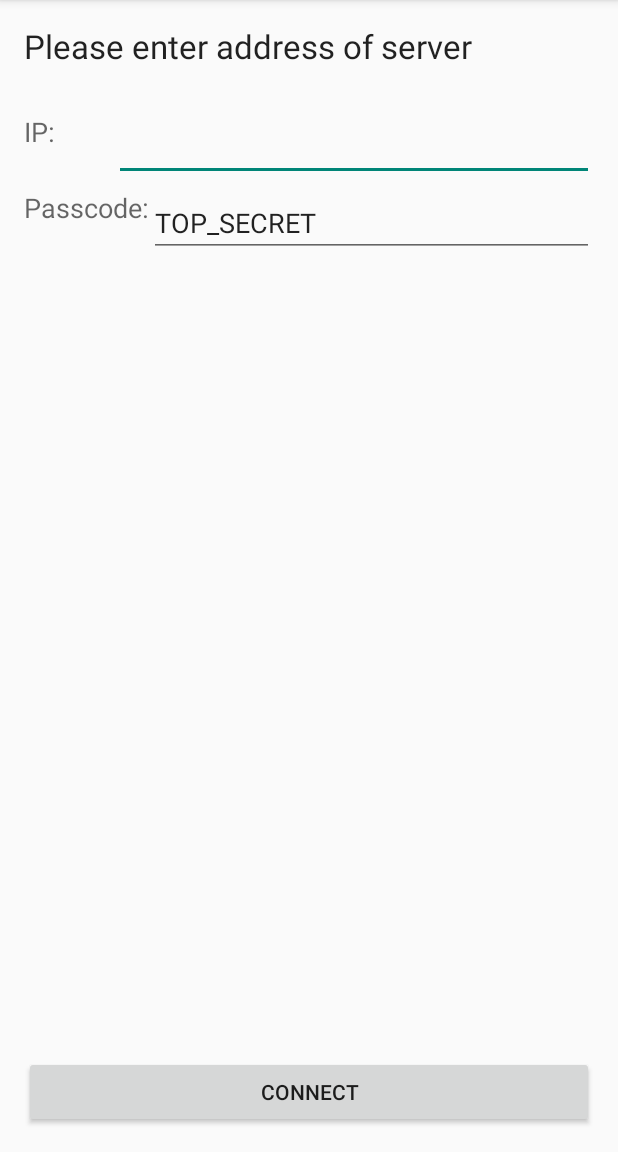
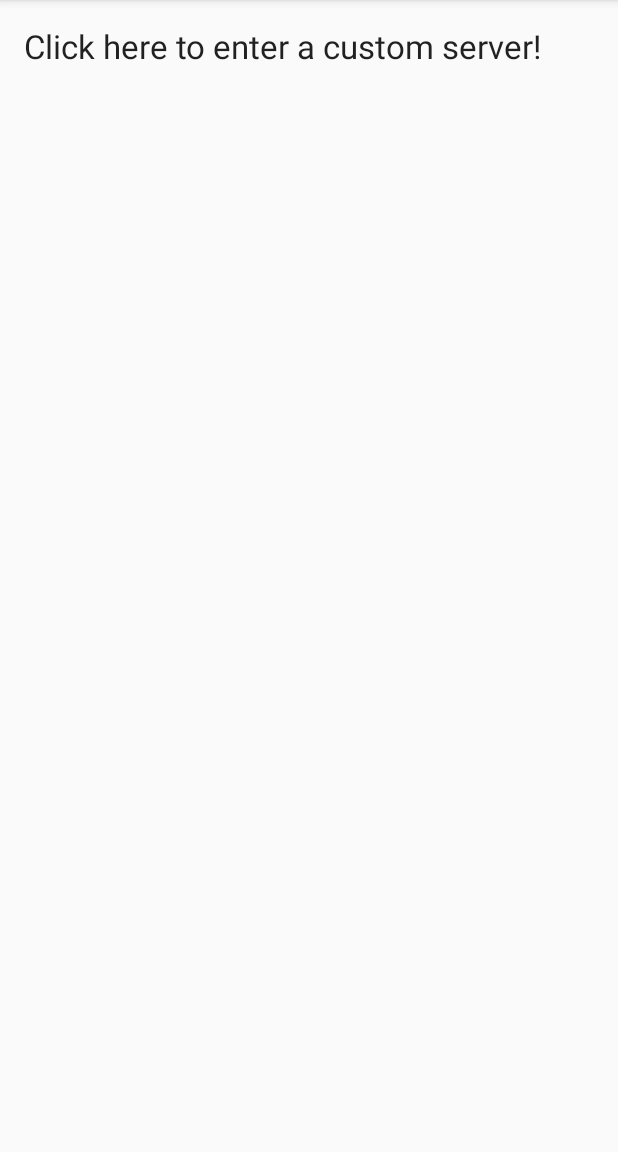
Before and after one commit to FlorianLoch/WirelessPresenterClient, an Android app: the screen it shows after launch (ServerSelection), on a phone screen of 412 x 824 dp, the part 84-1236 px from its top. Run offline under Robolectric (Android 15) with nearby library versions, the phone set to English and light mode, and no system bars; libraries missing offline, so code that uses them is left out: org.slf4j; 2 statements that could not run were skipped.

Commit message:
Started to completely redesign server selection dialog

```diff
--- /dev/null
+++ b/WifiPresenter/src/main/java/net/fdloch/wifiPresenter/android/DiscoveredServerAdapter.java
@@ -0,0 +1,106 @@
+package net.fdloch.wifiPresenter.android;
+
+import android.view.LayoutInflater;
+import android.view.View;
+import android.view.ViewGroup;
+import android.widget.BaseAdapter;
+import android.widget.TextView;
+import net.fdloch.wifiPresenter.android.network.ServiceDiscovery;
+
+import java.util.ArrayList;
+import java.util.List;
+
+/**
+ * Created by florian on 14.06.15.
+ */
+public class DiscoveredServerAdapter extends BaseAdapter {
+    public static final long ID_CUSTOM_CONNECTION = -1;
+
+    private List<ServiceDiscovery.ServerInformation> discoveredServers = new ArrayList<ServiceDiscovery.ServerInformation>();
+
+    public void add(ServiceDiscovery.ServerInformation server) {
+        this.discoveredServers.add(server);
+        notifyDataSetChanged();
+    }
+
+    public boolean isCustomConnectionItem(long id) {
+        return id == ID_CUSTOM_CONNECTION;
+    }
+
+    @Override
+    public int getCount() {
+        return this.discoveredServers.size() + 1;
+    }
+
+    @Override
+    public Object getItem(int position) {
+        if (position < this.discoveredServers.size()) {
+            return this.discoveredServers.get(position);
+        }
+
+        return null;
+    }
+
+    @Override
+    public long getItemId(int position) {
+        if (position == this.discoveredServers.size()) {
+            return ID_CUSTOM_CONNECTION;
+        }
+
+        return position;
+    }
+
+    @Override
+    public View getView(int position, View convertView, ViewGroup parent) {
+        View view = convertView;
+
+        if (null == view) {
+            view = this.createNewListItemView(parent);
+        }
+
+        String hostname = "Click here to enter a custom server!";
+        String ip = "";
+
+        if (position < this.discoveredServers.size()) {
+            ServiceDiscovery.ServerInformation serverInfo = this.discoveredServers.get(position);
+            hostname = serverInfo.getHostname();
+            ip = serverInfo.getAddress().getHostAddress();
+        }
+
+        ViewHolder holder = (ViewHolder) view.getTag();
+        holder.gettV_hostname().setText(hostname);
+        holder.gettV_ip().setText(ip);
+
+        return view;
+    }
+
+    private static View createNewListItemView(ViewGroup parent) {
+        LayoutInflater inflater = LayoutInflater.from(parent.getContext());
+        View view = inflater.inflate(R.layout.server_selection_listitem, parent, false);
+
+        TextView tv_hostname = (TextView) view.findViewById(R.id.tv_hostname);
+        TextView tv_ip = (TextView) view.findViewById(R.id.tv_ip);
+
+        view.setTag(new ViewHolder(tv_ip, tv_hostname));
+
+        return view;
+    }
+
+    public static class ViewHolder {
+        TextView tV_ip;
+        TextView tV_hostname;
+
+        public ViewHolder(TextView tV_ip, TextView tV_hostname) {
+            this.tV_ip = tV_ip;
+            this.tV_hostname = tV_hostname;
+        }
+
+        public TextView gettV_ip() {
+            return tV_ip;
+        }
+
+        public TextView gettV_hostname() {
+            return tV_hostname;
+        }
+    }
+}
--- a/WifiPresenter/src/main/java/net/fdloch/wifiPresenter/android/ServerSelection.java
+++ b/WifiPresenter/src/main/java/net/fdloch/wifiPresenter/android/ServerSelection.java
@@ -1,6 +1,7 @@
 package net.fdloch.wifiPresenter.android;
 
 import android.app.AlertDialog;
+import android.app.ProgressDialog;
 import android.content.DialogInterface;
 import android.content.Intent;
 import android.support.v7.app.ActionBarActivity;
@@ -8,22 +9,23 @@ import android.os.Bundle;
 import android.view.Menu;
 import android.view.MenuItem;
 import android.view.View;
+import android.widget.AdapterView;
 import android.widget.Button;
 import android.widget.EditText;
+import android.widget.ListView;
 import net.fdloch.wifiPresenter.android.network.ServiceDiscovery;
 import org.slf4j.Logger;
 import org.slf4j.LoggerFactory;
 
 import java.net.InetAddress;
+import java.util.List;
 
 
 public class ServerSelection extends ActionBarActivity {
     private static final Logger log = LoggerFactory.getLogger(ServerSelection.class);
     public static final String PARCEL_KEY_SERVER_ADDRESS = "server_address";
     private static final String PASSPHRASE = "TOP_SECRET";
-    public Button btn_connect;
-    public EditText txt_ip;
-    public EditText txt_passphrase;
+    private DiscoveredServerAdapter serverListAdapter;
 
     @Override
     protected void onCreate(Bundle savedInstanceState) {
@@ -32,52 +34,55 @@ public class ServerSelection extends ActionBarActivity {
 
         System.setProperty(org.slf4j.impl.SimpleLogger.DEFAULT_LOG_LEVEL_KEY, "TRACE");
 
-        this.btn_connect = (Button) findViewById(R.id.btn_connect);
-        this.txt_ip = (EditText) findViewById(R.id.txt_ip);
-        this.txt_passphrase = (EditText) findViewById(R.id.txt_passphrase);
+        this.serverListAdapter = new DiscoveredServerAdapter();
 
-        this.txt_passphrase.setText(PASSPHRASE);
-
-        this.btn_connect.setOnClickListener(new View.OnClickListener() {
-            @Override
-            public void onClick(View view) {
-                goToControlActivity();
-            }
-        });
+        final ProgressDialog progressDialog = ProgressDialog.show(this, "Scanning network...", "please be patient", true);
 
         new ServiceDiscovery().discoverServices(new ServiceDiscovery.Callback() {
             @Override
-            public void doAction(final InetAddress discoveredServer, final String hostname) {
+            public synchronized void onServerFound(final ServiceDiscovery.ServerInformation discoveredServer) {
                 log.info(String.format("New server discovered %s", discoveredServer));
 
-                runOnUiThread(new Runnable() {
-                    @Override
-                    public void run() {
-                        new AlertDialog.Builder(ServerSelection.this)
-                            .setTitle("Server found!")
-                            .setMessage("A server has been found in your network (" + hostname + ") - do you want to connect to it?")
-                            .setPositiveButton(android.R.string.yes, new DialogInterface.OnClickListener() {
-                                public void onClick(DialogInterface dialog, int which) {
-                                    ServerSelection.this.txt_ip.setText(discoveredServer.getHostAddress());
-                                }
-                            })
-                            .setNegativeButton(android.R.string.no, new DialogInterface.OnClickListener() {
-                                public void onClick(DialogInterface dialog, int which) {
-                                    dialog.cancel();
-                                }
-                            })
-                            .setIcon(android.R.drawable.ic_dialog_alert)
-                            .show();
-                    }
-                });
+//                runOnUiThread(new Runnable() {
+//                    @Override
+//                    public void run() {
+//                        new AlertDialog.Builder(ServerSelection.this)
+//                            .setTitle("Server found!")
+//                            .setMessage("A server has been found in your network (" + discoveredServer.getHostname() + ") - do you want to connect to it?")
+//                            .setPositiveButton(android.R.string.yes, new DialogInterface.OnClickListener() {
+//                                public void onClick(DialogInterface dialog, int which) {
+//                                    ServerSelection.this.txt_ip.setText(discoveredServer.getAddress().getHostAddress());
+//                                }
+//                            })
+//                            .setNegativeButton(android.R.string.no, new DialogInterface.OnClickListener() {
+//                                public void onClick(DialogInterface dialog, int which) {
+//                                    dialog.cancel();
+//                                }
+//                            })
+//                            .setIcon(android.R.drawable.ic_dialog_alert)
+//                            .show();
+
+                serverListAdapter.add(discoveredServer);
+            }
+
+            @Override
+            public synchronized void onTimeoutReached(List<ServiceDiscovery.ServerInformation> discoveredServers) {
+                progressDialog.dismiss();
             }
         }, 8081, (int) 1E4);
+
+        ListView serverList = (ListView) findViewById(R.id.lv_found_server);
+        serverList.setAdapter(this.serverListAdapter);
+        serverList.setOnItemClickListener(new AdapterView.OnItemClickListener() {
+            @Override
+            public void onItemClick(AdapterView<?> parent, View view, int position, long id) {
+                System.out.println("Pressed: " + id);
+                //goToControlActivity();
+            }
+        });
     }
 
-    private void goToControlActivity() {
-        String ip = this.txt_ip.getText().toString();
-        String passcode = this.txt_passphrase.getText().toString();
-
+    private void goToControlActivity(String ip, String passcode) {
         ServerAddress serverAddress = new ServerAddress(ip, passcode);
 
         Intent intent = new Intent(this, ControlActivity.class);
--- a/WifiPresenter/src/main/java/net/fdloch/wifiPresenter/android/network/ServiceDiscovery.java
+++ b/WifiPresenter/src/main/java/net/fdloch/wifiPresenter/android/network/ServiceDiscovery.java
@@ -7,6 +7,7 @@ import java.io.IOException;
 import java.net.DatagramPacket;
 import java.net.DatagramSocket;
 import java.net.InetAddress;
+import java.util.ArrayList;
 import java.util.List;
 import java.util.Timer;
 import java.util.TimerTask;
@@ -28,7 +29,9 @@ public class ServiceDiscovery {
         log.info("Stopped service discovery!");
     }
 
-    public void discoverServices(final ServiceDiscovery.Callback onDiscovered, final int port, int timeoutMs) {
+    public void discoverServices(final ServiceDiscovery.Callback callback, final int port, int timeoutMs) {
+        final List<ServerInformation> discoveredServers = new ArrayList<ServerInformation>();
+
         new Thread(new Runnable() {
             @Override
             public void run() {
@@ -44,6 +47,8 @@ public class ServiceDiscovery {
 
                     byte[] receiveBuffer = new byte[1000]; //It might be UTF-32 in worst case, so 4 bytes per character
 
+
+
                     while (true) {
                         DatagramPacket responsePacket = new DatagramPacket(receiveBuffer, receiveBuffer.length);
                         socket.receive(responsePacket);
@@ -58,7 +63,9 @@ public class ServiceDiscovery {
                         log.info(String.format("Contains: '%s' (Length: %d)", content, content.length()));
 
                         if (content.startsWith(DISCOVERY_RESPONSE)) {
-                            onDiscovered.doAction(responsePacket.getAddress(), content.substring(DISCOVERY_RESPONSE.length()));
+                            ServerInformation discoveredServer = new ServerInformation(responsePacket.getAddress(), content.substring(DISCOVERY_RESPONSE.length()));
+                            discoveredServers.add(discoveredServer);
+                            callback.onServerFound(discoveredServer);
                         }
                     }
                 } catch(IOException e) {
@@ -71,12 +78,33 @@ public class ServiceDiscovery {
             @Override
             public void run() {
                 ServiceDiscovery.this.stopDiscovery();
+                callback.onTimeoutReached(discoveredServers);
             }
         }, timeoutMs);
     }
 
     public interface Callback {
-        void doAction(InetAddress discoveredServer, String hostname);
+        void onServerFound(ServerInformation discoveredServer);
+
+        void onTimeoutReached(List<ServerInformation> discoveredServers);
+    }
+
+    public class ServerInformation {
+        private InetAddress address;
+        private String hostname;
+
+        public ServerInformation(InetAddress address, String hostname) {
+            this.address = address;
+            this.hostname = hostname;
+        }
+
+        public InetAddress getAddress() {
+            return address;
+        }
+
+        public String getHostname() {
+            return hostname;
+        }
     }
 
 }
--- a/WifiPresenter/src/main/res/layout/activity_server_selection.xml
+++ b/WifiPresenter/src/main/res/layout/activity_server_selection.xml
@@ -8,65 +8,10 @@
                 android:paddingBottom="@dimen/activity_vertical_margin"
                 tools:context=".ServerSelection">
 
-    <LinearLayout
-            android:orientation="vertical"
-            android:layout_width="fill_parent"
-            android:layout_height="fill_parent"
-            android:layout_alignParentTop="true" android:layout_alignParentLeft="true"
-            android:id="@+id/linearLayout">
-
-        <TextView
-                android:layout_width="wrap_content"
-                android:layout_height="wrap_content"
-                android:textAppearance="?android:attr/textAppearanceLarge"
-                android:text="@string/lbl_server_address"
-                android:id="@+id/textView3" android:layout_marginBottom="30dp"/>
-
-        <LinearLayout
-                android:orientation="horizontal"
-                android:layout_width="fill_parent"
-                android:layout_height="wrap_content">
-            <TextView
-                    android:layout_width="@dimen/lbl_server_address"
-                    android:layout_height="wrap_content"
-                    android:textAppearance="?android:attr/textAppearanceMedium"
-                    android:text="@string/lbl_server_ip"
-                    android:id="@+id/textView" android:layout_gravity="center_horizontal"
-                    android:elegantTextHeight="false"/>
-            <EditText
-                    android:layout_width="match_parent"
-                    android:layout_height="wrap_content"
-                    android:id="@+id/txt_ip" android:layout_gravity="center_horizontal"
-                    android:inputType="text"/>
-        </LinearLayout>
-        <LinearLayout
-                android:orientation="horizontal"
-                android:layout_width="fill_parent"
-                android:layout_height="fill_parent" android:layout_marginTop="5dp">
-            <TextView
-                    android:layout_width="wrap_content"
-                    android:layout_height="wrap_content"
-                    android:textAppearance="?android:attr/textAppearanceMedium"
-                    android:text="@string/lbl_server_passphrase"
-                    android:id="@+id/textView2" android:layout_gravity="center_horizontal"/>
-            <EditText
-                    android:layout_width="match_parent"
-                    android:layout_height="wrap_content"
-                    android:inputType="number"
-                    android:ems="10"
-                    android:id="@+id/txt_passphrase" android:layout_gravity="center_horizontal"/>
-
-        </LinearLayout>
-    </LinearLayout>
-
-    <Button
-            android:layout_width="fill_parent"
+    <ListView
+            android:layout_width="match_parent"
             android:layout_height="wrap_content"
-            android:text="@string/btn_connect"
-            android:id="@+id/btn_connect"
-            android:layout_alignParentBottom="true"
-            android:layout_alignRight="@+id/linearLayout"
-            android:layout_marginRight="0dp"
-            android:clickable="true" />
+            android:id="@+id/lv_found_server"
+            android:layout_gravity="center_horizontal"/>
 
 </RelativeLayout>
--- /dev/null
+++ b/WifiPresenter/src/main/res/layout/server_selection_listitem.xml
@@ -0,0 +1,20 @@
+<?xml version="1.0" encoding="utf-8"?>
+<LinearLayout xmlns:android="http://schemas.android.com/apk/res/android"
+              android:orientation="vertical"
+              android:layout_width="match_parent"
+              android:layout_height="match_parent">
+
+    <TextView
+            android:layout_width="match_parent"
+            android:layout_height="wrap_content"
+            android:textAppearance="?android:attr/textAppearanceLarge"
+            android:text="Large Text"
+            android:id="@+id/tv_hostname"/>
+
+    <TextView
+            android:layout_width="match_parent"
+            android:layout_height="wrap_content"
+            android:textAppearance="?android:attr/textAppearanceMedium"
+            android:text="Medium Text"
+            android:id="@+id/tv_ip"/>
+</LinearLayout>
```
